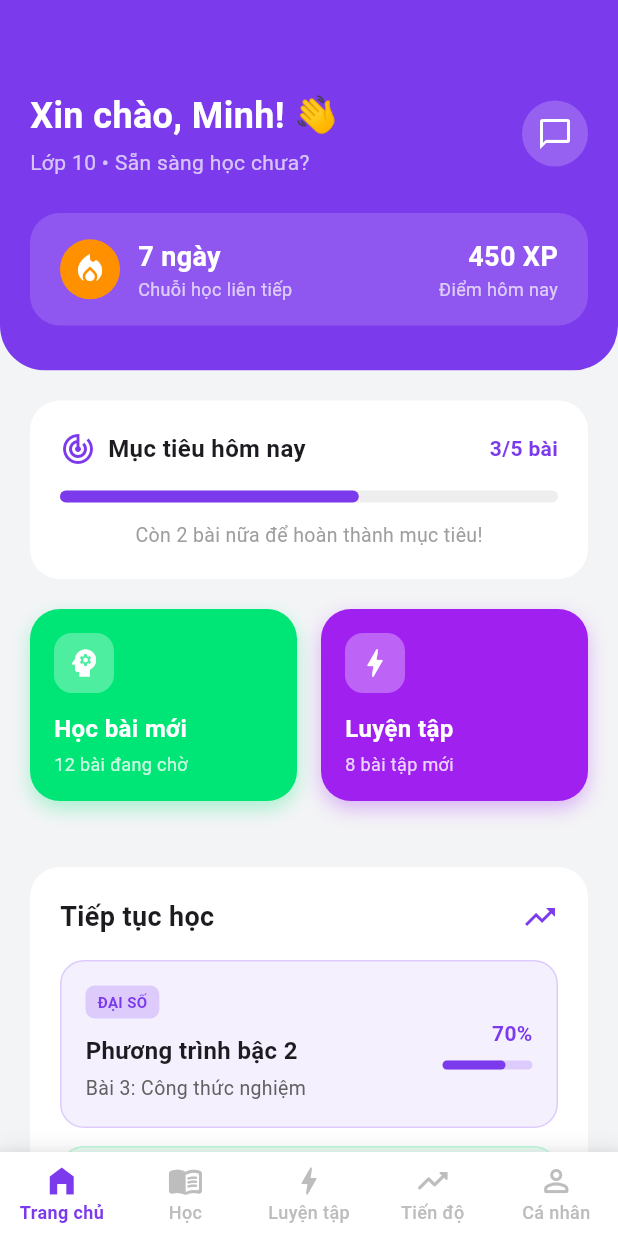
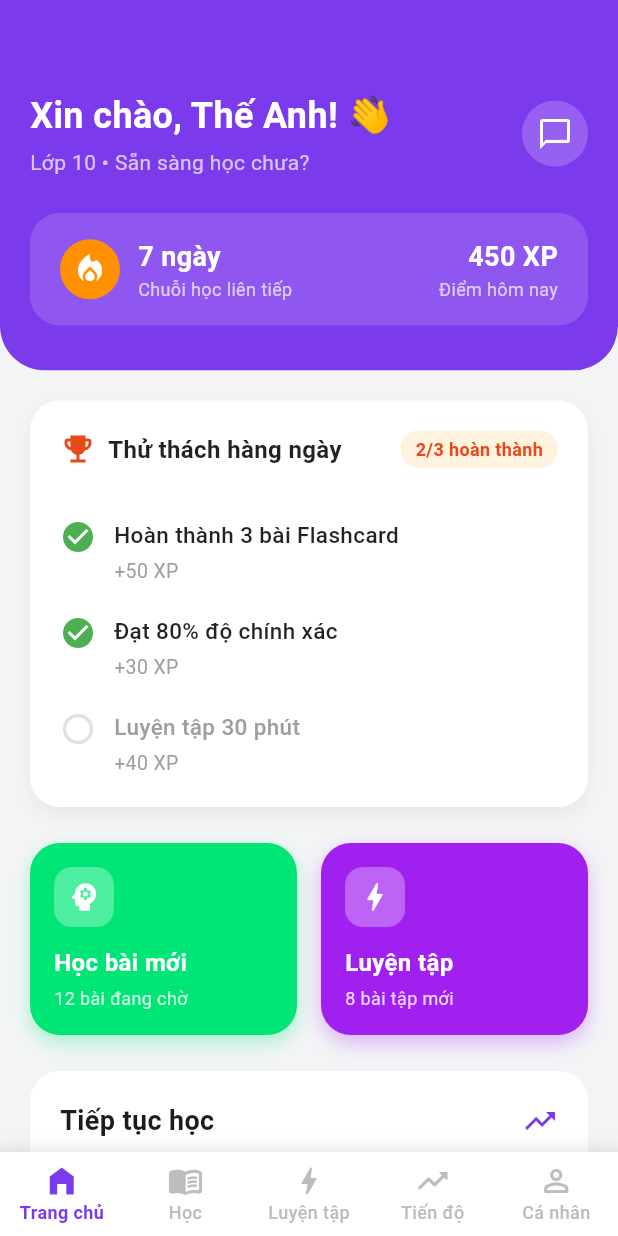
Before and after one commit to theanh2301/matchapp_frontend_03, a Flutter app: the screen it shows after launch, on a phone screen of 412 x 824 dp. Run offline on Flutter 3.47's test engine with Material 3 defaults, Android fonts, the phone set to English and light mode, and no system bars; our stand-ins replace fl_chart, flip_card, flutter_card_swiper.

Commit message:
update UI

```diff
--- a/lib/screens/home/home_screen.dart
+++ b/lib/screens/home/home_screen.dart
@@ -36,7 +36,7 @@ class HomeScreen extends StatelessWidget {
                       crossAxisAlignment: CrossAxisAlignment.start,
                       children: [
                         Text(
-                          "Xin chào, Minh! 👋",
+                          "Xin chào, Thế Anh! 👋",
                           style: TextStyle(
                             color: AppColors.white,
                             fontSize: 24,
@@ -147,7 +147,7 @@ class HomeScreen extends StatelessWidget {
           // ==========================================
           Container(
             color: AppColors.bgLight,
-            padding: const EdgeInsets.all(20),
+            padding: const EdgeInsets.only(top: 20, left: 20, right: 20, bottom: 0),
             child: Column(
               crossAxisAlignment: CrossAxisAlignment.start,
               children: [
@@ -155,57 +155,78 @@ class HomeScreen extends StatelessWidget {
                 Container(
                   padding: const EdgeInsets.all(20),
                   decoration: BoxDecoration(
-                    color: AppColors.white,
+                    color: Colors.white,
                     borderRadius: BorderRadius.circular(20),
+                    boxShadow: [
+                      BoxShadow(
+                        color: Colors.black.withOpacity(0.05),
+                        blurRadius: 10,
+                        offset: const Offset(0, 5),
+                      ),
+                    ],
                   ),
                   child: Column(
                     children: [
-                      const Row(
+                      // Header: Icon Cúp + Tiêu đề + Badge tỷ lệ
+                      Row(
                         mainAxisAlignment: MainAxisAlignment.spaceBetween,
                         children: [
                           Row(
                             children: [
-                              Icon(
-                                Icons.track_changes,
-                                color: AppColors.primary,
-                              ),
-                              SizedBox(width: 8),
-                              Text(
-                                "Mục tiêu hôm nay",
+                              const Icon(Icons.emoji_events, color: Color(0xFFE64A19), size: 24), // Cúp màu cam đậm
+                              const SizedBox(width: 8),
+                              const Text(
+                                "Thử thách hàng ngày",
                                 style: TextStyle(
                                   fontWeight: FontWeight.bold,
                                   fontSize: 16,
+                                  color: Colors.black87,
                                 ),
                               ),
                             ],
                           ),
-                          Text(
-                            "3/5 bài",
-                            style: TextStyle(
-                              color: AppColors.primary,
-                              fontWeight: FontWeight.bold,
+                          // Badge 2/3 hoàn thành
+                          Container(
+                            padding: const EdgeInsets.symmetric(horizontal: 10, vertical: 4),
+                            decoration: BoxDecoration(
+                              color: Colors.orange.shade50,
+                              borderRadius: BorderRadius.circular(12),
+                            ),
+                            child: const Text(
+                              "2/3 hoàn thành",
+                              style: TextStyle(
+                                color: Color(0xFFE64A19),
+                                fontSize: 12,
+                                fontWeight: FontWeight.bold,
+                              ),
                             ),
                           ),
                         ],
                       ),
-                      const SizedBox(height: 16),
-                      LinearProgressIndicator(
-                        value: 0.6,
-                        backgroundColor: Colors.grey.shade200,
-                        color: AppColors.primary,
-                        minHeight: 8,
-                        borderRadius: BorderRadius.circular(10),
+                      const SizedBox(height: 34),
+
+                      // Danh sách các Task bên trong
+                      _buildDailyTaskItem(
+                        title: "Hoàn thành 3 bài Flashcard",
+                        xp: "+50 XP",
+                        isCompleted: true,
                       ),
-                      const SizedBox(height: 12),
-                      const Text(
-                        "Còn 2 bài nữa để hoàn thành mục tiêu!",
-                        style: TextStyle(color: Colors.grey, fontSize: 13),
+                      const SizedBox(height: 20),
+                      _buildDailyTaskItem(
+                        title: "Đạt 80% độ chính xác",
+                        xp: "+30 XP",
+                        isCompleted: true,
+                      ),
+                      const SizedBox(height: 20),
+                      _buildDailyTaskItem(
+                        title: "Luyện tập 30 phút",
+                        xp: "+40 XP",
+                        isCompleted: false, // Cái cuối cùng chưa làm nên màu xám
                       ),
                     ],
                   ),
                 ),
-                const SizedBox(height: 20),
-
+                SizedBox(height: 24,),
                 // 2 Nút Hành động nhanh
                 Row(
                   children: [
@@ -361,6 +382,51 @@ class HomeScreen extends StatelessWidget {
     );
   }
 
+  // --- WIDGET CON: Dòng nhiệm vụ Thử thách hàng ngày ---
+  Widget _buildDailyTaskItem({
+    required String title,
+    required String xp,
+    required bool isCompleted,
+  }) {
+    return Row(
+      crossAxisAlignment: CrossAxisAlignment.start,
+      children: [
+        // Icon đổi màu dựa trên trạng thái
+        Icon(
+          isCompleted ? Icons.check_circle : Icons.radio_button_unchecked,
+          color: isCompleted ? Colors.green : Colors.grey.shade300,
+          size: 24,
+        ),
+        const SizedBox(width: 12),
+        // Nội dung chữ
+        Expanded(
+          child: Column(
+            crossAxisAlignment: CrossAxisAlignment.start,
+            children: [
+              Text(
+                title,
+                style: TextStyle(
+                  fontSize: 15,
+                  fontWeight: FontWeight.w500,
+                  // Chữ xám mờ nếu chưa hoàn thành
+                  color: isCompleted ? Colors.black87 : Colors.grey.shade500,
+                ),
+              ),
+              const SizedBox(height: 4),
+              Text(
+                xp,
+                style: TextStyle(
+                  fontSize: 13,
+                  color: Colors.grey.shade500,
+                ),
+              ),
+            ],
+          ),
+        ),
+      ],
+    );
+  }
+
   // Widget con: Thẻ Hành động nhanh
   Widget _buildQuickActionCard({
     required String title,
```
